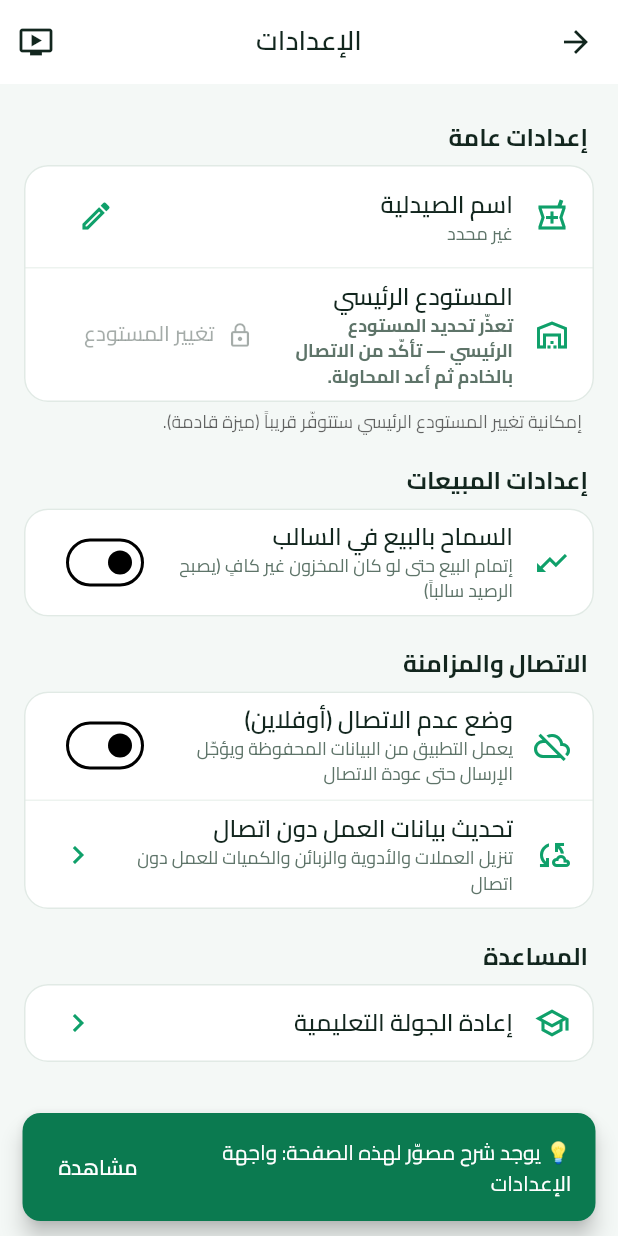
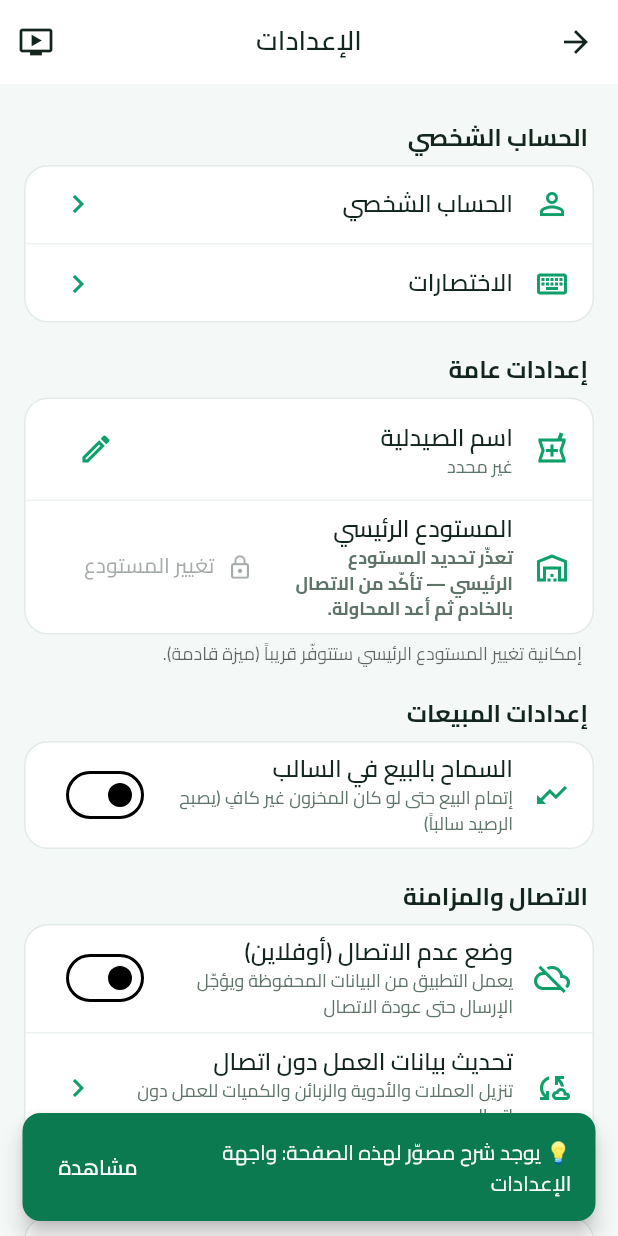
Before and after one commit to alabbasaswadd/saydaliati-windows, a Flutter app: the SettingsPage screen opened directly, on a phone screen of 412 x 824 dp. Run offline on Flutter 3.47's test engine with Material 3 defaults, Android fonts, the phone set to English and light mode, and no system bars; our stand-ins replace connectivity_plus, dio, drift, drift_flutter, flutter_riverpod, flutter_secure_storage and 8 more; missing offline and left inert: trina_grid, tutorial_coach_mark, window_manager; accounts and stored records are empty; generated files the repository leaves out were written again; network calls fail.

Commit message:
feat(settings): نقل الشروحات والحساب الشخصي والاختصارات داخل الإعدادات
تبسيط القائمة الجانبية: ثلاثة عناصر سفلية متفرقة أصبحت مدخلاً واحداً في
صفحة الإعدادات، ومؤشر وضع الاتصال أصبح أخضر عند الاتصال وأحمر عند
العمل دون اتصال بدل الرمادي والبرتقالي السابقين.

Co-Authored-By: Claude Sonnet 5 <noreply@anthropic.com>

```diff
--- a/lib/features/settings/presentation/pages/settings_page.dart
+++ b/lib/features/settings/presentation/pages/settings_page.dart
@@ -6,8 +6,10 @@ import 'package:saydaliati/core/constants/app_strings.dart';
 import 'package:saydaliati/core/offline/connectivity/work_mode.dart';
 import 'package:saydaliati/core/offline/sync/sync_service.dart';
 import 'package:saydaliati/core/theme/app_spacing.dart';
+import 'package:saydaliati/features/auth/presentation/pages/account_page.dart';
 import 'package:saydaliati/features/onboarding/onboarding_controller.dart';
 import 'package:saydaliati/features/settings/settings_providers.dart';
+import 'package:saydaliati/features/shortcuts/presentation/pages/shortcuts_page.dart';
 import 'package:saydaliati/features/tutorials/presentation/tutorial_help.dart';
 import 'package:saydaliati/shared/widgets/dialogs/entity_form_dialog.dart';
 import 'package:saydaliati/shared/widgets/feedback/app_snackbar.dart';
@@ -34,6 +36,14 @@ class SettingsPage extends ConsumerWidget {
       body: ListView(
         padding: const EdgeInsets.all(AppSpacing.lg),
         children: [
+          const _Section(
+            title: AppStrings.account,
+            children: [
+              _AccountTile(),
+              Divider(height: 1),
+              _ShortcutsTile(),
+            ],
+          ),
           const _Section(
             title: AppStrings.generalSettings,
             footnote: AppStrings.changeWarehouseSoon,
@@ -311,6 +321,40 @@ class _SyncDataTile extends ConsumerWidget {
       '${t.hour.toString().padLeft(2, '0')}:${t.minute.toString().padLeft(2, '0')}';
 }
 
+// ═══════════════════════ الحساب ═══════════════════════
+
+class _AccountTile extends StatelessWidget {
+  const _AccountTile();
+
+  @override
+  Widget build(BuildContext context) {
+    return ListTile(
+      leading: const Icon(Icons.person_outline),
+      title: const Text(AppStrings.account),
+      trailing: const Icon(Icons.chevron_left),
+      onTap: () => Navigator.of(context).push(
+        MaterialPageRoute<void>(builder: (_) => const AccountPage()),
+      ),
+    );
+  }
+}
+
+class _ShortcutsTile extends StatelessWidget {
+  const _ShortcutsTile();
+
+  @override
+  Widget build(BuildContext context) {
+    return ListTile(
+      leading: const Icon(Icons.keyboard_outlined),
+      title: const Text('الاختصارات'),
+      trailing: const Icon(Icons.chevron_left),
+      onTap: () => Navigator.of(context).push(
+        MaterialPageRoute<void>(builder: (_) => const ShortcutsPage()),
+      ),
+    );
+  }
+}
+
 // ═══════════════════════ المساعدة ═══════════════════════
 
 class _ReplayTourTile extends ConsumerWidget {
```
Also changed, not shown: lib/app/shell/widgets/desktop_sidebar.dart (+5 -22 lines).
